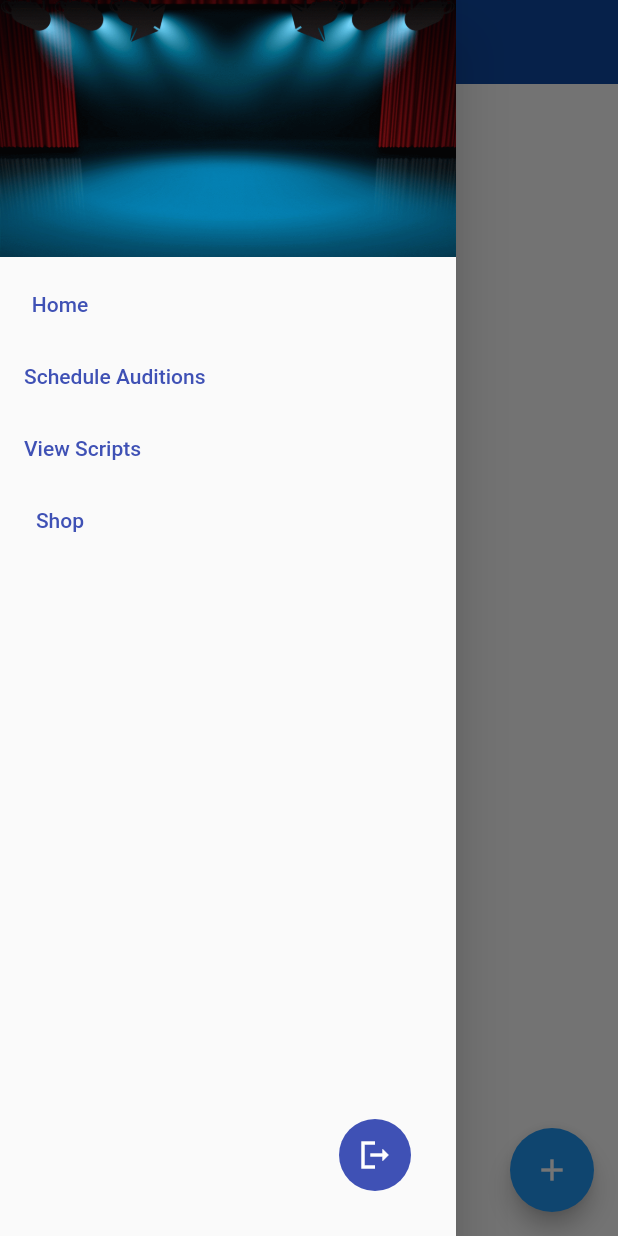
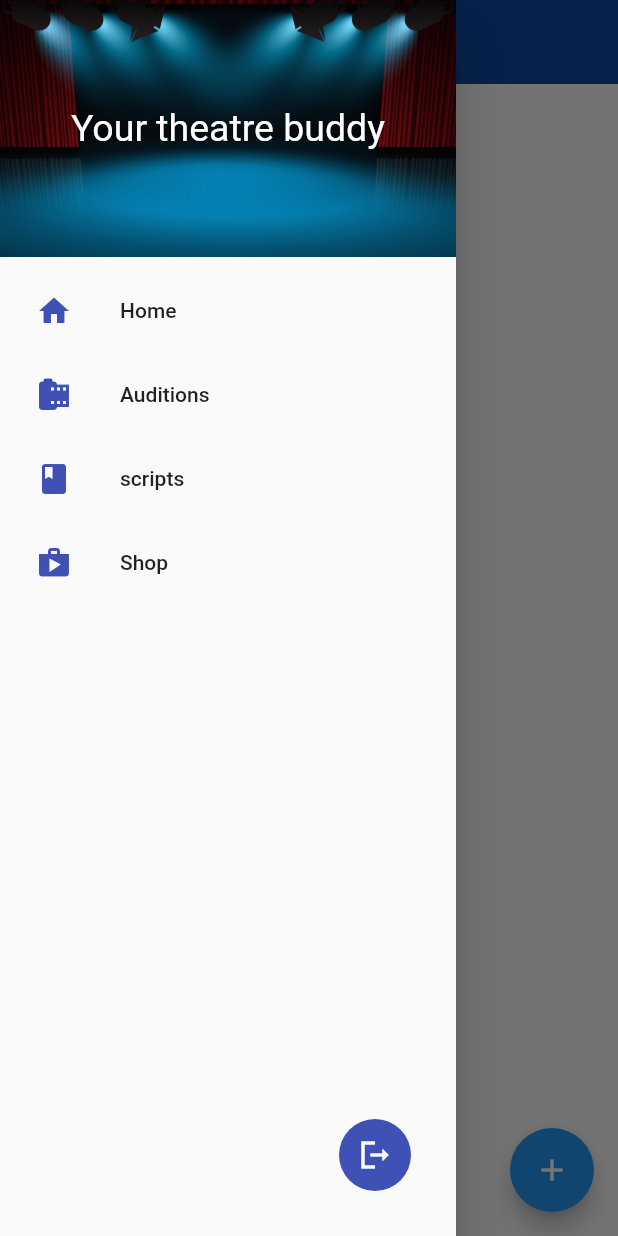
Before and after one commit to AkhileshManda/TheatricalHack, a Flutter app: the AuditionScreen screen opened directly, with the side drawer open, on a phone screen of 412 x 824 dp. Run offline on Flutter 3.47's test engine with Material 2 defaults, Android fonts, the phone set to English and light mode, and no system bars; our stand-ins replace carousel_slider, cloud_firestore, firebase_auth, firebase_core, flutter_rating_bar; missing offline and left inert: model_viewer; accounts and stored records are empty.

Commit message:
Updated Drawer UI

```diff
--- a/theatre_buddy/lib/widgets/drawer.dart
+++ b/theatre_buddy/lib/widgets/drawer.dart
@@ -19,8 +19,15 @@ class DrawerWidget extends StatelessWidget {
           mainAxisAlignment: MainAxisAlignment.start,
           crossAxisAlignment: CrossAxisAlignment.start,
           children: [
+            Stack(
+              children: [
                 const Image(
                   image:AssetImage('images/background1.png')
+                ),
+
+                Text("Your theatre buddy", style: TextStyle(color:Colors.white, fontSize:25)),
+              ],
+              alignment: Alignment.center
             ),
             Expanded(
               child: Padding(
@@ -29,31 +36,41 @@ class DrawerWidget extends StatelessWidget {
                   crossAxisAlignment: CrossAxisAlignment.start,
                   children: [
 
-                    TextButton(
-                  child: const Text("Home"),
-                onPressed:(){
-
+                    ListTile(
+                      leading: Icon(Icons.home,color:Colors.indigo),
+                      title: Text("Home"),
+                      onTap: (){
                         Navigator.push(context,MaterialPageRoute(builder: (context)=>const HomeScreen()));
-
-                }),
-
-                TextButton(
-                  child: const Text("Schedule Auditions"),
-                  onPressed:(){
-                    Navigator.push(context, MaterialPageRoute(builder: (context)=>const AuditionScreen()));
                       }
                     ),
 
-                  TextButton(
-                 child: Text("View Scripts"),
-                 onPressed:(){
-                   Navigator.push(context,MaterialPageRoute(builder: (context)=>ScriptsScreen()));
+                    ListTile(
+                      leading: Icon(Icons.camera_roll,color: Colors.indigo),
+                      title: Text("Auditions"),
+                      onTap: (){
+                        Navigator.push(context,MaterialPageRoute(builder: (context)=>const AuditionScreen()));
                       }
                     ),
 
-                 TextButton(child: Text("Shop"), onPressed:(){
-                  Navigator.push(context,MaterialPageRoute(builder: (context)=>const CostumesPage() ));
-                }),
+                    ListTile(
+                      leading: Icon(Icons.book,color: Colors.indigo),
+                      title: Text("scripts"),
+                      onTap: (){
+                        Navigator.push(context,MaterialPageRoute(builder: (context)=>const ScriptsScreen()));
+                      }
+                    ),
+
+                    ListTile(
+                      leading: Icon(Icons.shop,color: Colors.indigo),
+                      title: Text("Shop"),
+                      onTap: (){
+                        Navigator.push(context,MaterialPageRoute(builder: (context)=>const CostumesPage()));
+                      }
+                    ),
+
+
+
+
 
                   ]
                 ),
@@ -81,7 +98,8 @@ class DrawerWidget extends StatelessWidget {
             )
 
 
-          ],),
+          ],
+        )
     );
   }
 }
```
Lines whose indentation alone changed are shown as unchanged.
